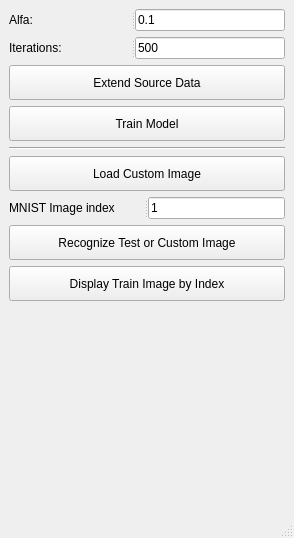
The window that assignments/recognizer/ui/ui_main.ui (kiryha/CIS585) describes before a commit, drawn with Qt 5.
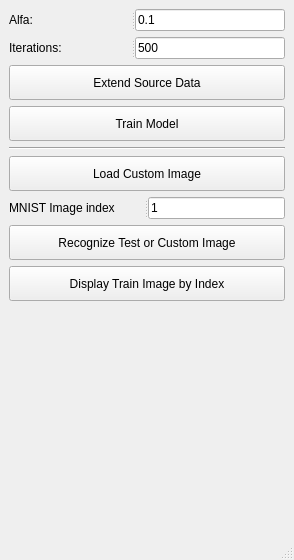
The same window after the commit.

Patch:
```diff
--- a/assignments/recognizer/ui/ui_main.ui
+++ b/assignments/recognizer/ui/ui_main.ui
@@ -7,7 +7,7 @@
     <x>0</x>
     <y>0</y>
     <width>294</width>
-    <height>538</height>
+    <height>560</height>
    </rect>
   </property>
   <property name="windowTitle">
```
